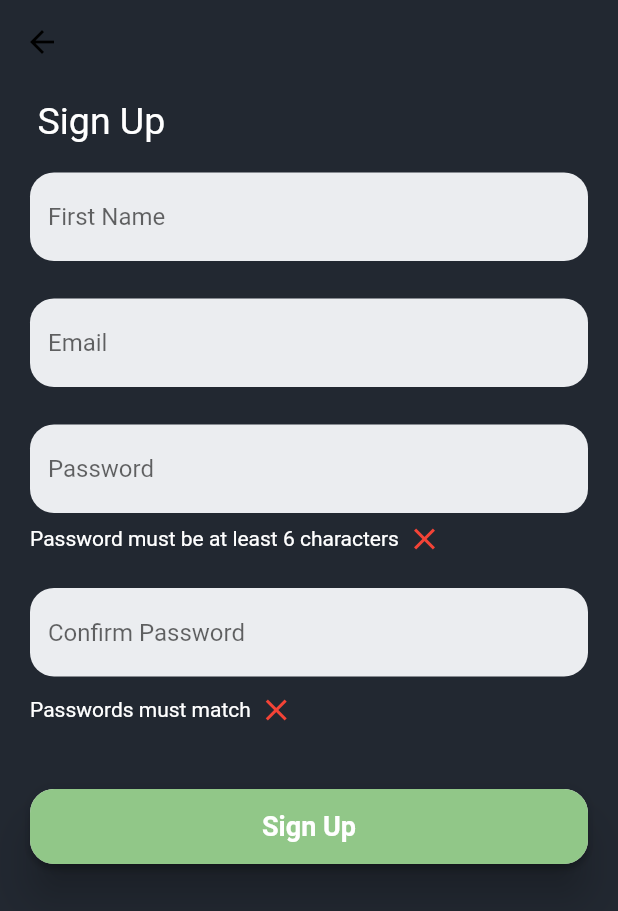
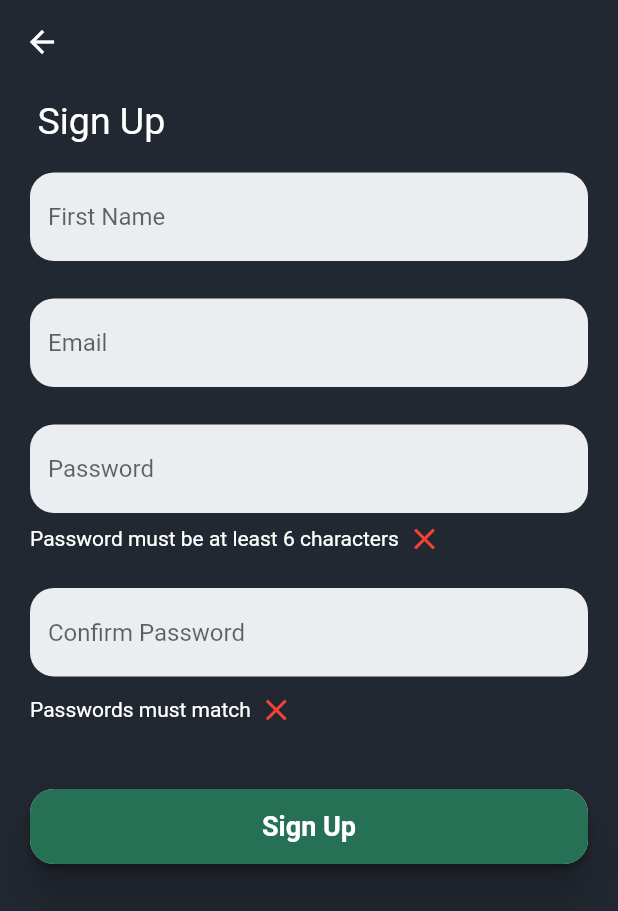
Before and after one commit to squach28/fit_buddy, a Flutter app: the screen it shows after launch, after a tap on "Sign Up", on a phone screen of 412 x 824 dp. Shown: the top 911 px of the screen. Run offline on Flutter 3.47's test engine with Material 2 defaults, Android fonts, the phone set to English and light mode, and no system bars; our stand-ins replace cloud_firestore, email_validator, firebase_auth, firebase_core, flutter_signin_button, google_sign_in; accounts and stored records are empty.

Commit message:
changed status bar icons to white + changed input text to black

```diff
--- a/lib/main.dart
+++ b/lib/main.dart
@@ -17,6 +17,14 @@ class App extends StatefulWidget {
 
 class AppState extends State<App> {
   final Future<FirebaseApp> _initialization = Firebase.initializeApp();
+  final ThemeData theme = new ThemeData(
+    scaffoldBackgroundColor: Color(0xff222831),
+    primaryColor: Color(0xff267055),
+    textTheme: Typography.whiteRedwoodCity,
+    primaryColorDark: Color(0xff222831),
+    accentColor: Colors.white,
+    accentIconTheme: IconThemeData(),
+  );
   @override
   Widget build(BuildContext context) {
     return FutureBuilder(
@@ -29,15 +37,16 @@ class AppState extends State<App> {
             final authenticationService = AuthenticationService();
             if (authenticationService.auth.currentUser != null) {
               return MaterialApp(
+                  themeMode: ThemeMode.dark,
                   //theme: ThemeData(primaryColor: Color(0xff91c788), textTheme: Typography.whiteCupertino),
-                                    theme: ThemeData(scaffoldBackgroundColor: Color(0xff222831), primaryColor: Color(0xff267055), textTheme: Typography.whiteRedwoodCity),
-
+                  theme: theme,
                   debugShowCheckedModeBanner: false,
                   home: NavigationPage());
             } else {
               return MaterialApp(
                   debugShowCheckedModeBanner: false,
-                  theme: ThemeData(scaffoldBackgroundColor: Color(0xff222831), primaryColor: Color(0xff267055), textTheme: Typography.whiteRedwoodCity),
+                  themeMode: ThemeMode.dark,
+                  theme: theme,
                   home: LoginPage());
             }
           }
--- a/lib/views/LoginPage.dart
+++ b/lib/views/LoginPage.dart
@@ -29,7 +29,8 @@ class LoginPageState extends State<LoginPage> {
     return Padding(
         padding:
             EdgeInsets.only(left: 25.0, top: 50.0, bottom: 20.0, right: 20.0),
-        child: Text('Log In', style: TextStyle(fontSize: 25.0, color: Color(0xffebedf0))));
+        child: Text('Log In',
+            style: TextStyle(fontSize: 25.0, color: Color(0xffebedf0))));
   }
 
   Widget _loginForm() {
@@ -47,6 +48,7 @@ class LoginPageState extends State<LoginPage> {
                 keyboardType: TextInputType.emailAddress,
                 validator: validateEmail,
                 focusNode: emailFocusNode,
+                style: TextStyle(color: Theme.of(context).primaryColorDark),
                 decoration: InputDecoration(
                   fillColor: Color(0xffebedf0),
                   filled: true,
@@ -62,6 +64,7 @@ class LoginPageState extends State<LoginPage> {
                 controller: _passwordController,
                 validator: validatePassword,
                 focusNode: passwordFocusNode,
+                style: TextStyle(color: Theme.of(context).primaryColorDark),
                 decoration: InputDecoration(
                   fillColor: Color(0xffebedf0),
                   filled: true,
@@ -73,7 +76,7 @@ class LoginPageState extends State<LoginPage> {
                 ),
                 obscureText: true,
               ),
-              SizedBox(height: 25.0),
+              SizedBox(height: 50.0),
               Material(
                   elevation: 12.0,
                   borderRadius: BorderRadius.circular(16.0),
@@ -183,7 +186,8 @@ class LoginPageState extends State<LoginPage> {
               )),
           TextButton(
               child: Text('Sign Up',
-                  style: TextStyle(fontSize: 16.0, color: Theme.of(context).primaryColor)),
+                  style: TextStyle(
+                      fontSize: 16.0, color: Theme.of(context).primaryColor)),
               onPressed: () {
                 emailFocusNode.unfocus();
                 passwordFocusNode.unfocus();
@@ -199,7 +203,8 @@ class LoginPageState extends State<LoginPage> {
         child: Row(mainAxisAlignment: MainAxisAlignment.start, children: [
           TextButton(
               child: Text('Forgot your password?',
-                  style: TextStyle(fontSize: 16.0, color: Theme.of(context).primaryColor)),
+                  style: TextStyle(
+                      fontSize: 16.0, color: Theme.of(context).primaryColor)),
               onPressed: () {}),
         ]));
   }
--- a/lib/views/SignupPage.dart
+++ b/lib/views/SignupPage.dart
@@ -72,6 +72,7 @@ class SignupPageState extends State<SignupPage> {
                     keyboardType: TextInputType.name,
                     textCapitalization: TextCapitalization.sentences,
                     textInputAction: TextInputAction.next,
+                    style: TextStyle(color: Theme.of(context).primaryColorDark),
                     decoration: InputDecoration(
                       fillColor: Color(0xffebedf0),
                       filled: true,
@@ -92,6 +93,7 @@ class SignupPageState extends State<SignupPage> {
                     controller: _emailController,
                     keyboardType: TextInputType.emailAddress,
                     textInputAction: TextInputAction.next,
+                    style: TextStyle(color: Theme.of(context).primaryColorDark),
                     decoration: InputDecoration(
                       fillColor: Color(0xffebedf0),
                       filled: true,
@@ -112,6 +114,7 @@ class SignupPageState extends State<SignupPage> {
                     controller: _passwordController,
                     textInputAction: TextInputAction.next,
                     obscureText: true,
+                    style: TextStyle(color: Theme.of(context).primaryColorDark),
                     decoration: InputDecoration(
                       fillColor: Color(0xffebedf0),
                       filled: true,
@@ -146,6 +149,7 @@ class SignupPageState extends State<SignupPage> {
                     controller: _confirmPasswordController,
                     textInputAction: TextInputAction.done,
                     obscureText: true,
+                    style: TextStyle(color: Theme.of(context).primaryColorDark),
                     decoration: InputDecoration(
                       fillColor: Color(0xffebedf0),
                       filled: true,
@@ -192,7 +196,7 @@ class SignupPageState extends State<SignupPage> {
                                         fontWeight: FontWeight.bold)),
                             style: ButtonStyle(
                               backgroundColor: MaterialStateProperty.all<Color>(
-                                  Color(0xff91c788)),
+                                  Theme.of(context).primaryColor),
                               shape: MaterialStateProperty.all<
                                       RoundedRectangleBorder>(
                                   RoundedRectangleBorder(
@@ -225,7 +229,8 @@ class SignupPageState extends State<SignupPage> {
                                   Navigator.pushReplacement(
                                       context,
                                       MaterialPageRoute(
-                                          builder: (context) => NavigationPage()));
+                                          builder: (context) =>
+                                              NavigationPage()));
                                 }
                               }
                             }),
@@ -422,9 +427,6 @@ class SignupPageState extends State<SignupPage> {
     return Scaffold(
         resizeToAvoidBottomInset: true,
         appBar: AppBar(
-          iconTheme: IconThemeData(
-            color: Colors.black, //change your color here
-          ),
           backgroundColor: Colors.transparent,
           elevation: 0,
         ),
```
